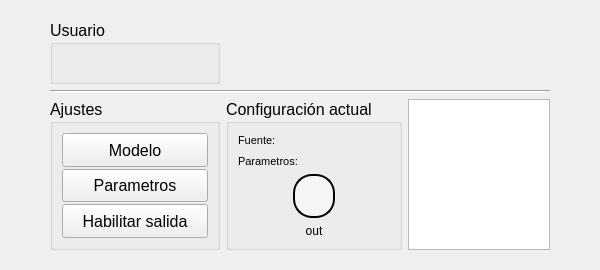
The window that Unidad_2/Ejemplos/configGenerador/mainwindow.ui (nvargas24/Programacion2_Bioingenieria_Alumnos) describes before a commit, drawn with Qt 5.
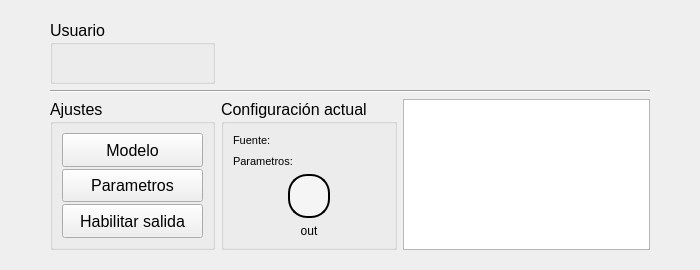
The same window after the commit. Icons and pictures are not drawn.

```diff
--- a/Unidad_2/Ejemplos/configGenerador/mainwindow.ui
+++ b/Unidad_2/Ejemplos/configGenerador/mainwindow.ui
@@ -6,19 +6,19 @@
    <rect>
     <x>0</x>
     <y>0</y>
-    <width>600</width>
+    <width>700</width>
     <height>270</height>
    </rect>
   </property>
   <property name="minimumSize">
    <size>
-    <width>600</width>
+    <width>700</width>
     <height>270</height>
    </size>
   </property>
   <property name="maximumSize">
    <size>
-    <width>600</width>
+    <width>700</width>
     <height>270</height>
    </size>
   </property>
@@ -34,7 +34,7 @@
    <iconset theme="QIcon::ThemeIcon::DriveHarddisk"/>
   </property>
   <widget class="QWidget" name="centralwidget">
-   <layout class="QGridLayout" name="gridLayout" rowstretch="1,1,4" columnstretch="5,1,5,1,5">
+   <layout class="QGridLayout" name="gridLayout" rowstretch="1,1,4" columnstretch="5,1,5,1,9">
     <property name="leftMargin">
      <number>50</number>
     </property>
@@ -173,42 +173,6 @@
       </layout>
      </widget>
     </item>
-    <item row="2" column="4">
-     <widget class="QListView" name="listMovimientos">
-      <property name="font">
-       <font>
-        <pointsize>8</pointsize>
-       </font>
-      </property>
-      <property name="autoScrollMargin">
-       <number>5</number>
-      </property>
-      <property name="alternatingRowColors">
-       <bool>true</bool>
-      </property>
-      <property name="updateThreshold">
-       <number>200</number>
-      </property>
-      <property name="resizeMode">
-       <enum>QListView::ResizeMode::Adjust</enum>
-      </property>
-      <property name="spacing">
-       <number>0</number>
-      </property>
-      <property name="gridSize">
-       <size>
-        <width>1</width>
-        <height>1</height>
-       </size>
-      </property>
-      <property name="viewMode">
-       <enum>QListView::ViewMode::ListMode</enum>
-      </property>
-      <property name="uniformItemSizes">
-       <bool>true</bool>
-      </property>
-     </widget>
-    </item>
     <item row="0" column="0" colspan="2">
      <widget class="QGroupBox" name="gboxUsuario">
       <property name="title">
@@ -233,6 +197,12 @@
     </item>
     <item row="0" column="2" colspan="3">
      <widget class="QLabel" name="logotipo">
+      <property name="sizePolicy">
+       <sizepolicy hsizetype="Ignored" vsizetype="Ignored">
+        <horstretch>0</horstretch>
+        <verstretch>0</verstretch>
+       </sizepolicy>
+      </property>
       <property name="text">
        <string/>
       </property>
@@ -319,6 +289,36 @@
       </layout>
      </widget>
     </item>
+    <item row="2" column="4">
+     <widget class="QListWidget" name="listMovimientos">
+      <property name="font">
+       <font>
+        <pointsize>8</pointsize>
+       </font>
+      </property>
+      <property name="autoScrollMargin">
+       <number>5</number>
+      </property>
+      <property name="alternatingRowColors">
+       <bool>true</bool>
+      </property>
+      <property name="updateThreshold">
+       <number>200</number>
+      </property>
+      <property name="resizeMode">
+       <enum>QListView::ResizeMode::Adjust</enum>
+      </property>
+      <property name="spacing">
+       <number>0</number>
+      </property>
+      <property name="viewMode">
+       <enum>QListView::ViewMode::ListMode</enum>
+      </property>
+      <property name="uniformItemSizes">
+       <bool>true</bool>
+      </property>
+     </widget>
+    </item>
    </layout>
   </widget>
  </widget>
```
Left out of the diff: 12 changed lines with no effect on the pictures.
